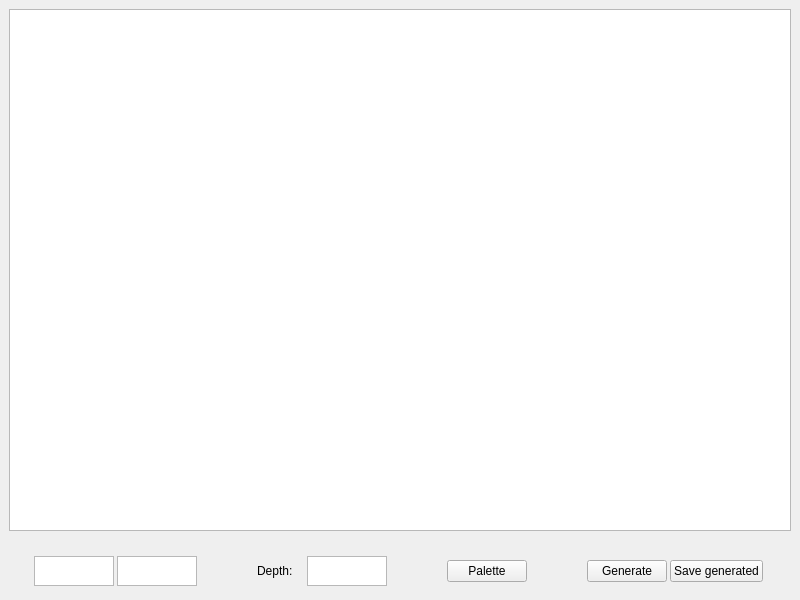
Old version of the form 2_fractals/mainwindow.ui in the repository vesmil/work_tasks.
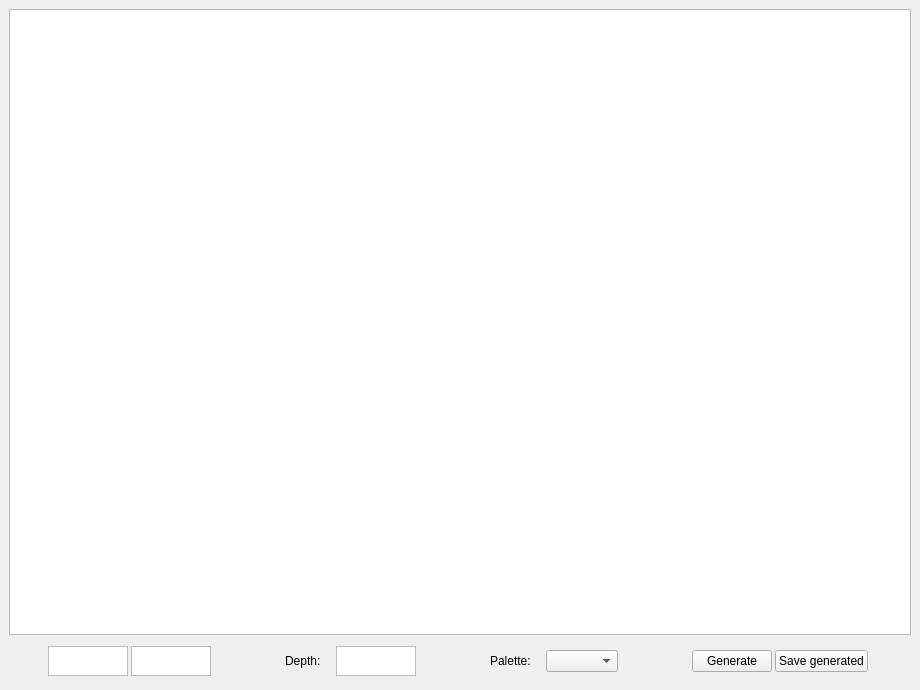
New version of the form.

Commit message: Details, better palettes, ...

```diff
--- a/2_fractals/mainwindow.ui
+++ b/2_fractals/mainwindow.ui
@@ -6,20 +6,29 @@
    <rect>
     <x>0</x>
     <y>0</y>
-    <width>800</width>
-    <height>600</height>
+    <width>920</width>
+    <height>690</height>
    </rect>
   </property>
   <property name="windowTitle">
    <string>Fractals</string>
   </property>
   <widget class="QWidget" name="centralwidget">
-   <layout class="QGridLayout" name="gridLayout" rowstretch="20,0,0,0">
-    <property name="verticalSpacing">
-     <number>20</number>
-    </property>
-    <item row="0" column="0" rowspan="3">
+   <layout class="QVBoxLayout" name="verticalLayout" stretch="20,0">
+    <item>
      <widget class="QGraphicsView" name="graphicsView">
+      <property name="minimumSize">
+       <size>
+        <width>902</width>
+        <height>602</height>
+       </size>
+      </property>
+      <property name="baseSize">
+       <size>
+        <width>0</width>
+        <height>0</height>
+       </size>
+      </property>
       <property name="autoFillBackground">
        <bool>false</bool>
       </property>
@@ -28,7 +37,7 @@
       </property>
      </widget>
     </item>
-    <item row="3" column="0">
+    <item>
      <layout class="QHBoxLayout" name="horizontalLayout" stretch="0,0,0,0">
       <property name="spacing">
        <number>40</number>
@@ -84,13 +93,19 @@
       <item>
        <layout class="QHBoxLayout" name="DepthLayout">
         <property name="spacing">
-         <number>0</number>
+         <number>1</number>
         </property>
         <property name="sizeConstraint">
          <enum>QLayout::SetFixedSize</enum>
         </property>
         <item>
          <widget class="QLabel" name="depthLabel">
+          <property name="sizePolicy">
+           <sizepolicy hsizetype="Fixed" vsizetype="Fixed">
+            <horstretch>0</horstretch>
+            <verstretch>0</verstretch>
+           </sizepolicy>
+          </property>
           <property name="maximumSize">
            <size>
             <width>50</width>
@@ -118,17 +133,40 @@
        </layout>
       </item>
       <item>
-       <widget class="QPushButton" name="paletteButton">
-        <property name="sizePolicy">
-         <sizepolicy hsizetype="Maximum" vsizetype="Fixed">
-          <horstretch>0</horstretch>
-          <verstretch>0</verstretch>
-         </sizepolicy>
+       <layout class="QHBoxLayout" name="PaletteLayout">
+        <property name="spacing">
+         <number>1</number>
         </property>
-        <property name="text">
-         <string>Palette</string>
-        </property>
-       </widget>
+        <item>
+         <widget class="QLabel" name="paletteLabel">
+          <property name="sizePolicy">
+           <sizepolicy hsizetype="Fixed" vsizetype="Fixed">
+            <horstretch>0</horstretch>
+            <verstretch>0</verstretch>
+           </sizepolicy>
+          </property>
+          <property name="maximumSize">
+           <size>
+            <width>55</width>
+            <height>30</height>
+           </size>
+          </property>
+          <property name="text">
+           <string>Palette:</string>
+          </property>
+         </widget>
+        </item>
+        <item>
+         <widget class="QComboBox" name="comboBox">
+          <property name="sizePolicy">
+           <sizepolicy hsizetype="Fixed" vsizetype="Fixed">
+            <horstretch>0</horstretch>
+            <verstretch>0</verstretch>
+           </sizepolicy>
+          </property>
+         </widget>
+        </item>
+       </layout>
       </item>
       <item>
        <layout class="QHBoxLayout" name="GenerateLayout">
```
Left out of the diff: 2 changed lines with no effect on the pictures. The commit also changes 9 other files.
